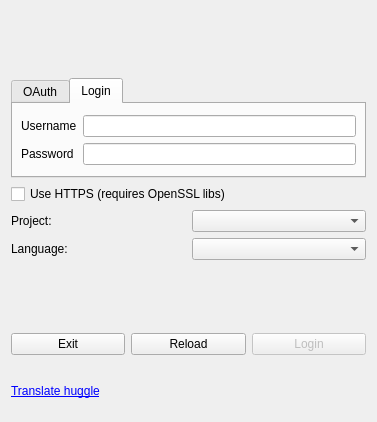
Above: huggle/login.ui from huggle/huggle3-qt-lx before the change. Below: the same form after it.
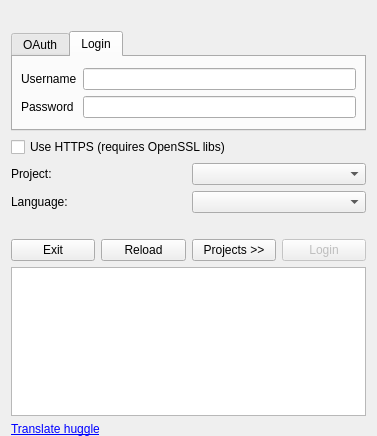
That is the form after the change. Icons and pictures are not drawn.

Commit message: updated layout to multisite support

The edit to the form file:
```diff
--- a/huggle/login.ui
+++ b/huggle/login.ui
@@ -7,7 +7,7 @@
     <x>0</x>
     <y>0</y>
     <width>377</width>
-    <height>422</height>
+    <height>436</height>
    </rect>
   </property>
   <property name="sizePolicy">
@@ -287,6 +287,13 @@
        </property>
       </widget>
      </item>
+     <item>
+      <widget class="QPushButton" name="pushButton_2">
+       <property name="text">
+        <string>Projects &gt;&gt;</string>
+       </property>
+      </widget>
+     </item>
      <item>
       <widget class="QPushButton" name="ButtonOK">
        <property name="enabled">
@@ -302,6 +309,27 @@
      </item>
     </layout>
    </item>
+   <item>
+    <widget class="QTableWidget" name="tableWidget">
+     <property name="font">
+      <font>
+       <pointsize>8</pointsize>
+      </font>
+     </property>
+     <property name="lineWidth">
+      <number>1</number>
+     </property>
+     <property name="alternatingRowColors">
+      <bool>true</bool>
+     </property>
+     <property name="selectionMode">
+      <enum>QAbstractItemView::NoSelection</enum>
+     </property>
+     <property name="selectionBehavior">
+      <enum>QAbstractItemView::SelectRows</enum>
+     </property>
+    </widget>
+   </item>
    <item>
     <widget class="QLabel" name="labelTranslate">
      <property name="text">
```
The commit also changes 6 other files.
